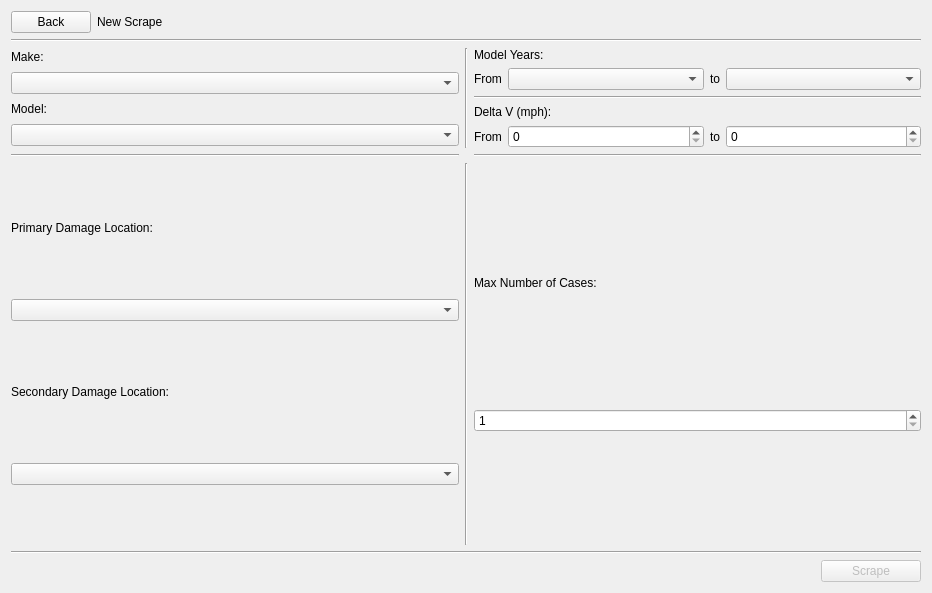
First picture: the form in src/app/ui/ScrapeMenu.ui, repository caden-maxwell/nhtsa-scrape, before the edit.
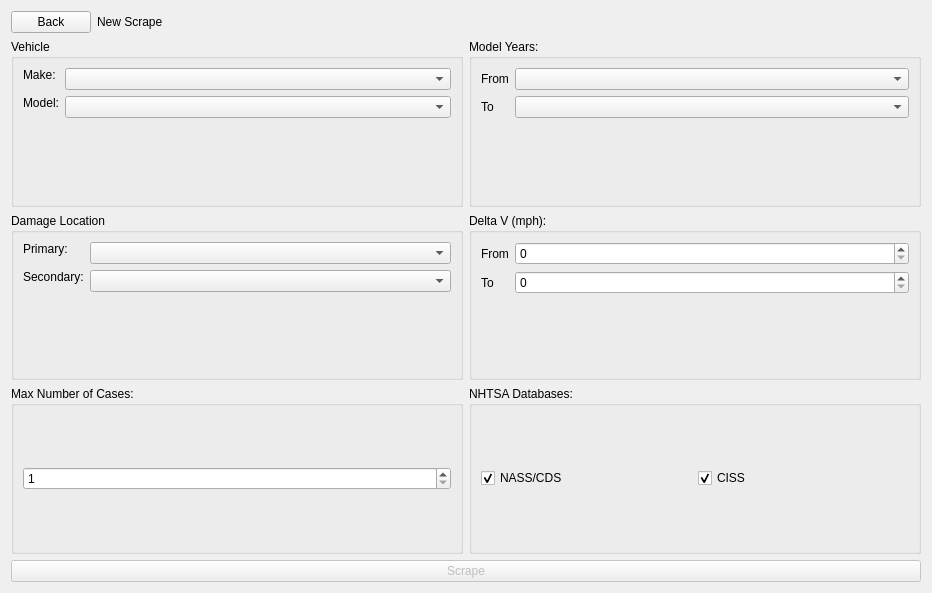
Second picture: the form after the edit.

Commit message: Groupboxes instead of layouts

Diff of the .ui file:
```diff
--- a/src/app/ui/ScrapeMenu.ui
+++ b/src/app/ui/ScrapeMenu.ui
@@ -13,7 +13,7 @@
   <property name="windowTitle">
    <string>Form</string>
   </property>
-  <layout class="QVBoxLayout" name="verticalLayout" stretch="0,0,1,0,0">
+  <layout class="QVBoxLayout" name="verticalLayout" stretch="0,0,0">
    <item>
     <layout class="QHBoxLayout" name="topHLayout" stretch="0,1">
      <item>
@@ -44,45 +44,18 @@
      </item>
     </layout>
    </item>
-   <item>
-    <widget class="Line" name="line_2">
-     <property name="orientation">
-      <enum>Qt::Horizontal</enum>
-     </property>
-    </widget>
-   </item>
    <item>
     <layout class="QGridLayout" name="body">
-     <item row="0" column="1" rowspan="3">
-      <widget class="Line" name="line_6">
-       <property name="orientation">
-        <enum>Qt::Vertical</enum>
-       </property>
-      </widget>
-     </item>
-     <item row="1" column="2">
-      <widget class="Line" name="line_7">
-       <property name="orientation">
-        <enum>Qt::Horizontal</enum>
+     <property name="sizeConstraint">
+      <enum>QLayout::SetMaximumSize</enum>
+     </property>
+     <item row="2" column="3">
+      <widget class="QGroupBox" name="deltaVBox">
+       <property name="title">
+        <string>Delta V (mph):</string>
        </property>
-      </widget>
-     </item>
-     <item row="2" column="2">
-      <layout class="QGridLayout" name="deltaLayout">
-       <item row="1" column="2">
-        <widget class="QLabel" name="label_8">
-         <property name="sizePolicy">
-          <sizepolicy hsizetype="Fixed" vsizetype="Preferred">
-           <horstretch>0</horstretch>
-           <verstretch>0</verstretch>
-          </sizepolicy>
-         </property>
-         <property name="text">
-          <string>to</string>
-         </property>
-        </widget>
-       </item>
-       <item row="1" column="0">
+       <layout class="QFormLayout" name="formLayout_4">
+        <item row="0" column="0">
         <widget class="QLabel" name="label_4">
          <property name="sizePolicy">
           <sizepolicy hsizetype="Fixed" vsizetype="Preferred">
@@ -95,22 +68,64 @@
          </property>
         </widget>
        </item>
-       <item row="1" column="3">
-        <widget class="QSpinBox" name="dvMaxSpin">
-         <property name="maximum">
-          <number>999999999</number>
-         </property>
-        </widget>
-       </item>
-       <item row="1" column="1">
+        <item row="0" column="1">
         <widget class="QSpinBox" name="dvMinSpin">
          <property name="maximum">
           <number>999999999</number>
          </property>
         </widget>
        </item>
-       <item row="0" column="0" colspan="4">
-        <widget class="QLabel" name="label_3">
+        <item row="1" column="0">
+         <widget class="QLabel" name="label_8">
+          <property name="sizePolicy">
+           <sizepolicy hsizetype="Fixed" vsizetype="Preferred">
+            <horstretch>0</horstretch>
+            <verstretch>0</verstretch>
+           </sizepolicy>
+          </property>
+          <property name="text">
+           <string>To</string>
+          </property>
+         </widget>
+        </item>
+        <item row="1" column="1">
+         <widget class="QSpinBox" name="dvMaxSpin">
+          <property name="maximum">
+           <number>999999999</number>
+          </property>
+         </widget>
+        </item>
+       </layout>
+      </widget>
+     </item>
+     <item row="2" column="1">
+      <widget class="QGroupBox" name="damageBox">
+       <property name="title">
+        <string>Damage Location</string>
+       </property>
+       <layout class="QFormLayout" name="formLayout">
+        <item row="0" column="0">
+         <widget class="QLabel" name="label">
+          <property name="sizePolicy">
+           <sizepolicy hsizetype="Fixed" vsizetype="Fixed">
+            <horstretch>0</horstretch>
+            <verstretch>0</verstretch>
+           </sizepolicy>
+          </property>
+          <property name="text">
+           <string>Primary:</string>
+          </property>
+         </widget>
+        </item>
+        <item row="0" column="1">
+         <widget class="QComboBox" name="pDmgCombo">
+          <property name="editable">
+           <bool>false</bool>
+          </property>
+         </widget>
+        </item>
+        <item row="1" column="0">
+         <widget class="QLabel" name="label_2">
          <property name="sizePolicy">
           <sizepolicy hsizetype="Preferred" vsizetype="Fixed">
            <horstretch>0</horstretch>
@@ -118,18 +133,30 @@
           </sizepolicy>
          </property>
          <property name="text">
-          <string>Delta V (mph):</string>
+           <string>Secondary:</string>
+          </property>
+         </widget>
+        </item>
+        <item row="1" column="1">
+         <widget class="QComboBox" name="sDmgCombo">
+          <property name="editable">
+           <bool>false</bool>
          </property>
         </widget>
        </item>
       </layout>
+      </widget>
      </item>
-     <item row="0" column="0" rowspan="3">
-      <layout class="QVBoxLayout" name="vehicleLayout">
-       <item>
+     <item row="1" column="1">
+      <widget class="QGroupBox" name="vehicleBox">
+       <property name="title">
+        <string>Vehicle</string>
+       </property>
+       <layout class="QFormLayout" name="formLayout_2">
+        <item row="0" column="0">
         <widget class="QLabel" name="makeLabel">
          <property name="sizePolicy">
-          <sizepolicy hsizetype="Preferred" vsizetype="Fixed">
+           <sizepolicy hsizetype="Fixed" vsizetype="Fixed">
            <horstretch>0</horstretch>
            <verstretch>0</verstretch>
           </sizepolicy>
@@ -139,17 +166,17 @@
          </property>
         </widget>
        </item>
-       <item>
+        <item row="0" column="1">
         <widget class="QComboBox" name="makeCombo">
          <property name="editable">
           <bool>false</bool>
          </property>
         </widget>
        </item>
-       <item>
+        <item row="1" column="0">
         <widget class="QLabel" name="modelLabel">
          <property name="sizePolicy">
-          <sizepolicy hsizetype="Preferred" vsizetype="Fixed">
+           <sizepolicy hsizetype="Fixed" vsizetype="Fixed">
            <horstretch>0</horstretch>
            <verstretch>0</verstretch>
           </sizepolicy>
@@ -159,7 +186,7 @@
          </property>
         </widget>
        </item>
-       <item>
+        <item row="1" column="1">
         <widget class="QComboBox" name="modelCombo">
          <property name="editable">
           <bool>false</bool>
@@ -167,51 +194,15 @@
         </widget>
        </item>
       </layout>
-     </item>
-     <item row="4" column="1" rowspan="2">
-      <widget class="Line" name="line_4">
-       <property name="orientation">
-        <enum>Qt::Vertical</enum>
-       </property>
       </widget>
      </item>
-     <item row="3" column="0">
-      <widget class="Line" name="line_3">
-       <property name="orientation">
-        <enum>Qt::Horizontal</enum>
+     <item row="1" column="3">
+      <widget class="QGroupBox" name="yearsBox">
+       <property name="title">
+        <string>Model Years:</string>
        </property>
-      </widget>
-     </item>
-     <item row="3" column="2">
-      <widget class="Line" name="line_5">
-       <property name="orientation">
-        <enum>Qt::Horizontal</enum>
-       </property>
-      </widget>
-     </item>
-     <item row="0" column="2">
-      <layout class="QGridLayout" name="yearsLayout">
-       <item row="1" column="2">
-        <widget class="QLabel" name="label_7">
-         <property name="sizePolicy">
-          <sizepolicy hsizetype="Fixed" vsizetype="Preferred">
-           <horstretch>0</horstretch>
-           <verstretch>0</verstretch>
-          </sizepolicy>
-         </property>
-         <property name="text">
-          <string>to</string>
-         </property>
-        </widget>
-       </item>
-       <item row="1" column="1">
-        <widget class="QComboBox" name="startYearCombo">
-         <property name="editable">
-          <bool>false</bool>
-         </property>
-        </widget>
-       </item>
-       <item row="1" column="0">
+       <layout class="QFormLayout" name="formLayout_3">
+        <item row="0" column="0">
         <widget class="QLabel" name="label_6">
          <property name="sizePolicy">
           <sizepolicy hsizetype="Fixed" vsizetype="Preferred">
@@ -224,87 +215,42 @@
          </property>
         </widget>
        </item>
-       <item row="1" column="3">
+        <item row="0" column="1">
+         <widget class="QComboBox" name="startYearCombo">
+          <property name="editable">
+           <bool>false</bool>
+          </property>
+         </widget>
+        </item>
+        <item row="1" column="0">
+         <widget class="QLabel" name="label_7">
+          <property name="sizePolicy">
+           <sizepolicy hsizetype="Fixed" vsizetype="Preferred">
+            <horstretch>0</horstretch>
+            <verstretch>0</verstretch>
+           </sizepolicy>
+          </property>
+          <property name="text">
+           <string>To</string>
+          </property>
+         </widget>
+        </item>
+        <item row="1" column="1">
         <widget class="QComboBox" name="endYearCombo">
          <property name="editable">
           <bool>false</bool>
          </property>
         </widget>
        </item>
-       <item row="0" column="0" colspan="4">
-        <widget class="QLabel" name="label_5">
-         <property name="sizePolicy">
-          <sizepolicy hsizetype="Preferred" vsizetype="Fixed">
-           <horstretch>0</horstretch>
-           <verstretch>0</verstretch>
-          </sizepolicy>
-         </property>
-         <property name="text">
-          <string>Model Years:</string>
-         </property>
-        </widget>
-       </item>
-      </layout>
-     </item>
-     <item row="4" column="0" rowspan="2">
-      <layout class="QVBoxLayout" name="damageLayout">
-       <item>
-        <widget class="QLabel" name="label">
-         <property name="sizePolicy">
-          <sizepolicy hsizetype="Preferred" vsizetype="Fixed">
-           <horstretch>0</horstretch>
-           <verstretch>0</verstretch>
-          </sizepolicy>
-         </property>
-         <property name="text">
-          <string>Primary Damage Location:</string>
-         </property>
-        </widget>
-       </item>
-       <item>
-        <widget class="QComboBox" name="pDmgCombo">
-         <property name="editable">
-          <bool>false</bool>
-         </property>
-        </widget>
-       </item>
-       <item>
-        <widget class="QLabel" name="label_2">
-         <property name="sizePolicy">
-          <sizepolicy hsizetype="Preferred" vsizetype="Fixed">
-           <horstretch>0</horstretch>
-           <verstretch>0</verstretch>
-          </sizepolicy>
-         </property>
-         <property name="text">
-          <string>Secondary Damage Location:</string>
-         </property>
-        </widget>
-       </item>
-       <item>
-        <widget class="QComboBox" name="sDmgCombo">
-         <property name="editable">
-          <bool>false</bool>
-         </property>
-        </widget>
-       </item>
-      </layout>
-     </item>
-     <item row="4" column="2" rowspan="2">
-      <layout class="QVBoxLayout" name="numCasesLayout">
-       <item>
-        <widget class="QLabel" name="label_9">
-         <property name="sizePolicy">
-          <sizepolicy hsizetype="Preferred" vsizetype="Fixed">
-           <horstretch>0</horstretch>
-           <verstretch>0</verstretch>
-          </sizepolicy>
-         </property>
-         <property name="text">
+       </layout>
+      </widget>
+     </item>
+     <item row="3" column="1">
+      <widget class="QGroupBox" name="maxCasesBox">
+       <property name="title">
           <string>Max Number of Cases:</string>
          </property>
-        </widget>
-       </item>
+       <layout class="QHBoxLayout" name="horizontalLayout_4">
        <item>
         <widget class="QSpinBox" name="casesSpin">
          <property name="minimum">
@@ -316,51 +262,48 @@
         </widget>
        </item>
       </layout>
+      </widget>
      </item>
-    </layout>
-   </item>
+     <item row="3" column="3">
+      <widget class="QGroupBox" name="databasesBox">
+       <property name="title">
+        <string>NHTSA Databases:</string>
+       </property>
+       <layout class="QHBoxLayout" name="horizontalLayout">
    <item>
-    <widget class="Line" name="line">
-     <property name="orientation">
-      <enum>Qt::Horizontal</enum>
-     </property>
+         <widget class="QCheckBox" name="nassCheckbox">
+          <property name="text">
+           <string>NASS/CDS</string>
+          </property>
+          <property name="checked">
+           <bool>true</bool>
+          </property>
     </widget>
    </item>
    <item>
-    <layout class="QHBoxLayout" name="bottomHLayout" stretch="0,0">
-     <item>
-      <spacer name="horizontalSpacer">
-       <property name="orientation">
-        <enum>Qt::Horizontal</enum>
-       </property>
-       <property name="sizeType">
-        <enum>QSizePolicy::Expanding</enum>
-       </property>
-       <property name="sizeHint" stdset="0">
-        <size>
-         <width>40</width>
-         <height>20</height>
-        </size>
-       </property>
-      </spacer>
+         <widget class="QCheckBox" name="cissCheckbox">
+          <property name="text">
+           <string>CISS</string>
+          </property>
+          <property name="checked">
+           <bool>true</bool>
+          </property>
+         </widget>
+        </item>
+       </layout>
+      </widget>
+     </item>
+    </layout>
      </item>
      <item>
       <widget class="QPushButton" name="submitBtn">
        <property name="enabled">
         <bool>false</bool>
        </property>
-       <property name="minimumSize">
-        <size>
-         <width>100</width>
-         <height>0</height>
-        </size>
-       </property>
        <property name="text">
         <string>Scrape</string>
        </property>
       </widget>
-     </item>
-    </layout>
    </item>
   </layout>
  </widget>
```
Lines whose indentation alone changed are shown as unchanged. The commit also changes 1 other file.
